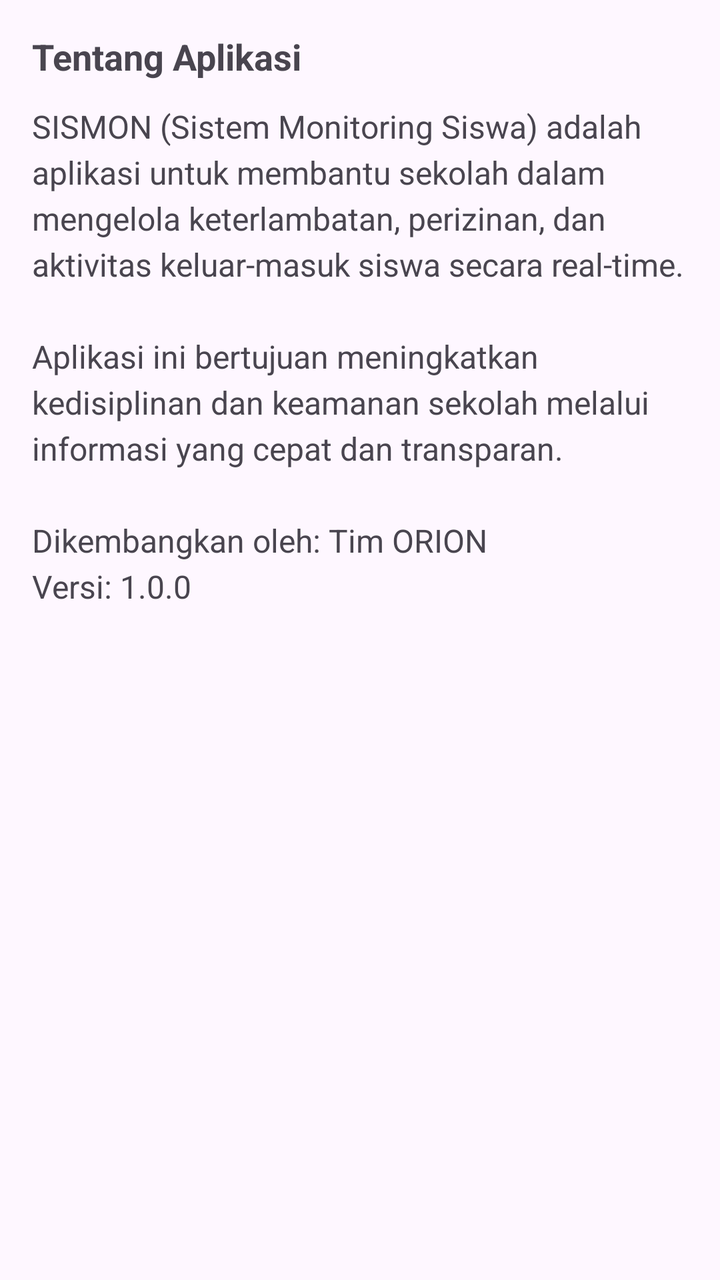
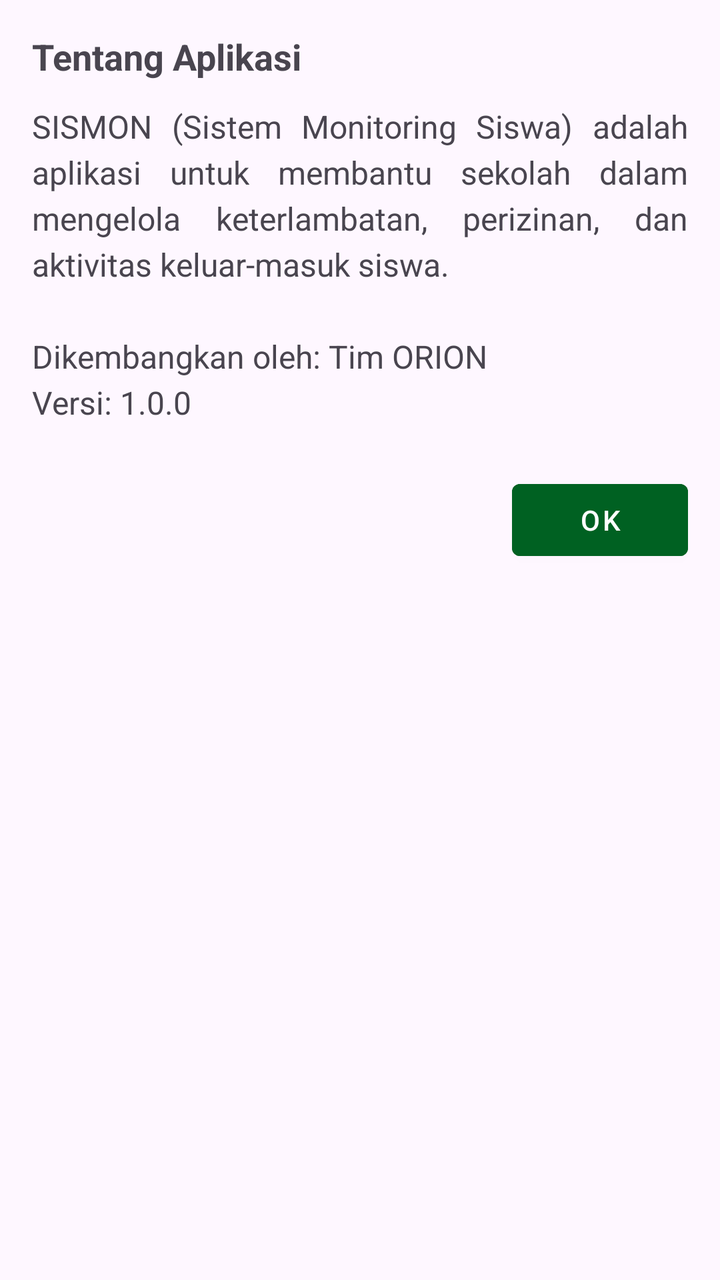

Before-and-after screenshots of an Android layout around one commit, followed by the original layout XML and the change that was made.
<!-- AndroidManifest.xml: application theme Theme.OrionAPP -->
<!-- res/layout/dialog_tentang.xml -->
<?xml version="1.0" encoding="utf-8"?>
<LinearLayout xmlns:android="http://schemas.android.com/apk/res/android"
    xmlns:tools="http://schemas.android.com/tools"
    android:layout_width="match_parent"
    android:layout_height="wrap_content"
    android:orientation="vertical"
    android:paddingHorizontal="16dp"
    android:paddingTop="16dp"
    android:paddingBottom="12dp">

    <TextView
        android:id="@+id/tvTitle"
        android:layout_width="match_parent"
        android:layout_height="wrap_content"
        android:layout_marginBottom="12dp"
        android:textSize="18sp"
        android:textStyle="bold"
        android:text="Tentang Aplikasi" />

    <TextView
        android:id="@+id/tvMessage"
        android:layout_width="match_parent"
        android:layout_height="wrap_content"
        android:layout_marginBottom="24dp"
        android:textSize="16sp"
        android:lineSpacingExtra="4dp"
        android:text="SISMON (Sistem Monitoring Siswa) adalah aplikasi untuk membantu sekolah dalam mengelola keterlambatan, perizinan, dan aktivitas keluar-masuk siswa secara real-time.\n\nAplikasi ini bertujuan meningkatkan kedisiplinan dan keamanan sekolah melalui informasi yang cepat dan transparan.\n\nDikembangkan oleh: Tim ORION\nVersi: 1.0.0" />

</LinearLayout>
<!-- resources referenced by this layout -->
<resources>
  <style name="Theme.OrionAPP" parent="Theme.Material3.Light.NoActionBar">
          
          <item name="colorPrimary">@color/primary</item>
          <item name="colorOnPrimary">@color/white</item>
  
          
          <item name="android:colorBackground">@color/background</item>
          <item name="colorSurface">@color/white</item>
          <item name="colorOnSurface">@color/text</item>
  
          
          <item name="colorSecondary">@color/primary</item>
          <item name="colorOnSecondary">@color/white</item>
  
          
          <item name="android:statusBarColor">@color/primary</item>
          <item name="android:windowLightStatusBar">false</item>
  
          
          <item name="fontFamily">@font/inter</item>
  
          
          <item name="android:windowSplashScreenAnimatedIcon" tools:targetApi="31">@null</item>
          <item name="android:windowSplashScreenBackground" tools:targetApi="31">@color/white</item>
          <item name="android:windowSplashScreenAnimationDuration" tools:targetApi="31">0</item>
  
          
          <item name="materialButtonStyle">@style/OrionButton</item>
          <item name="textInputStyle">@style/OrionTextTitle</item>
          <item name="android:textColorHighlight">@color/highlight_primary</item>
  
          
          <item name="colorError">@color/error</item>
  
          <item name="searchViewStyle">@style/SearchViewStyle.White</item>
  
      </style>
  <color name="primary">#006122</color>
  <color name="white">#ffffff</color>
  <color name="background">#f5f5f5</color>
  <color name="text">#1E1E1E</color>
  <style name="OrionButton" parent="Widget.Material3.Button">
          <item name="android:backgroundTint">@color/primary</item>
          <item name="android:textColor">@color/white</item>
          <item name="android:layout_marginHorizontal">4px</item>
          <item name="android:buttonCornerRadius" tools:targetApi="p">12dp</item>
      </style>
  <style name="OrionTextTitle" parent="Widget.Material3.TextInputLayout.OutlinedBox">
          <item name="boxStrokeColor">@color/primary</item>
          <item name="hintTextColor">@color/primary</item>
          <item name="boxBackgroundMode">outline</item>
      </style>
  <color name="highlight_primary">#C0006122</color>
  <color name="error">#D00000</color>
  <style name="SearchViewStyle.White" parent="Widget.AppCompat.SearchView">
          
          <item name="searchHintIcon">@drawable/ic_search_24</item>
          <item name="cursorColor">@color/white</item>
          <item name="submitBackground">@android:color/white</item>
          <item name="android:textColorHint">@color/white</item>
          <item name="android:textColor">@color/white</item>
          <item name="android:iconTint">@android:color/white</item>
          <item name="android:buttonTint">@android:color/white</item>
      </style>
  <!-- drawable ic_search_24 (drawable) -->
  <vector xmlns:android="http://schemas.android.com/apk/res/android" android:height="24dp" android:tint="#000000" android:viewportHeight="24" android:viewportWidth="24" android:width="24dp">
        
      <path android:fillColor="@android:color/white" android:pathData="M15.5,14h-0.79l-0.28,-0.27C15.41,12.59 16,11.11 16,9.5 16,5.91 13.09,3 9.5,3S3,5.91 3,9.5 5.91,16 9.5,16c1.61,0 3.09,-0.59 4.23,-1.57l0.27,0.28v0.79l5,4.99L20.49,19l-4.99,-5zM9.5,14C7.01,14 5,11.99 5,9.5S7.01,5 9.5,5 14,7.01 14,9.5 11.99,14 9.5,14z"/>
      
  </vector>
</resources>

<!-- the commit's change to res/layout/dialog_tentang.xml (unified diff, before → after) -->
@@ -24,6 +24,19 @@
         android:layout_marginBottom="24dp"
         android:textSize="16sp"
         android:lineSpacingExtra="4dp"
-        android:text="SISMON (Sistem Monitoring Siswa) adalah aplikasi untuk membantu sekolah dalam mengelola keterlambatan, perizinan, dan aktivitas keluar-masuk siswa secara real-time.\n\nAplikasi ini bertujuan meningkatkan kedisiplinan dan keamanan sekolah melalui informasi yang cepat dan transparan.\n\nDikembangkan oleh: Tim ORION\nVersi: 1.0.0" />
+        android:justificationMode="inter_word"
+        android:text="SISMON (Sistem Monitoring Siswa) adalah aplikasi untuk membantu sekolah dalam mengelola keterlambatan, perizinan, dan aktivitas keluar-masuk siswa.\n\nDikembangkan oleh: Tim ORION\nVersi: 1.0.0" />
 
+
+    <Button
+        android:id="@+id/btnOK"
+        style="@style/Widget.MaterialComponents.Button"
+        android:layout_width="wrap_content"
+        android:layout_height="wrap_content"
+        android:backgroundTint="@color/primary"
+        android:paddingLeft="16dp"
+        android:paddingRight="16dp"
+        android:layout_gravity="end"
+        android:text="OK"
+        android:textAllCaps="false" />
 </LinearLayout>
